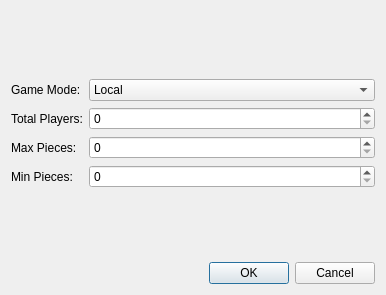
SuheybAden/Qt-Shax, file ui_files/settings_window.ui: the form before one commit.
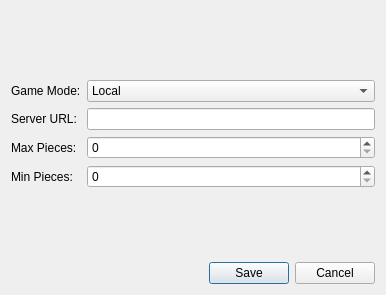
The form after the commit.

```diff
--- a/ui_files/settings_window.ui
+++ b/ui_files/settings_window.ui
@@ -46,16 +46,6 @@
        </item>
       </widget>
      </item>
-     <item row="1" column="0">
-      <widget class="QLabel" name="label">
-       <property name="text">
-        <string>Total Players:</string>
-       </property>
-      </widget>
-     </item>
-     <item row="1" column="1">
-      <widget class="QSpinBox" name="spinBox"/>
-     </item>
      <item row="2" column="0">
       <widget class="QLabel" name="label_2">
        <property name="text">
@@ -74,7 +64,17 @@
       </widget>
      </item>
      <item row="3" column="1">
-      <widget class="QSpinBox" name="spinBox_3"/>
+      <widget class="QSpinBox" name="minPiecesSpinBox"/>
+     </item>
+     <item row="1" column="0">
+      <widget class="QLabel" name="label">
+       <property name="text">
+        <string>Server URL:</string>
+       </property>
+      </widget>
+     </item>
+     <item row="1" column="1">
+      <widget class="QLineEdit" name="urlLineEdit"/>
      </item>
     </layout>
    </item>
@@ -84,7 +84,7 @@
       <enum>Qt::Horizontal</enum>
      </property>
      <property name="standardButtons">
-      <set>QDialogButtonBox::Cancel|QDialogButtonBox::Ok</set>
+      <set>QDialogButtonBox::Cancel|QDialogButtonBox::Save</set>
      </property>
     </widget>
    </item>
```
Left out of the diff: 4 changed lines with no effect on the pictures.
